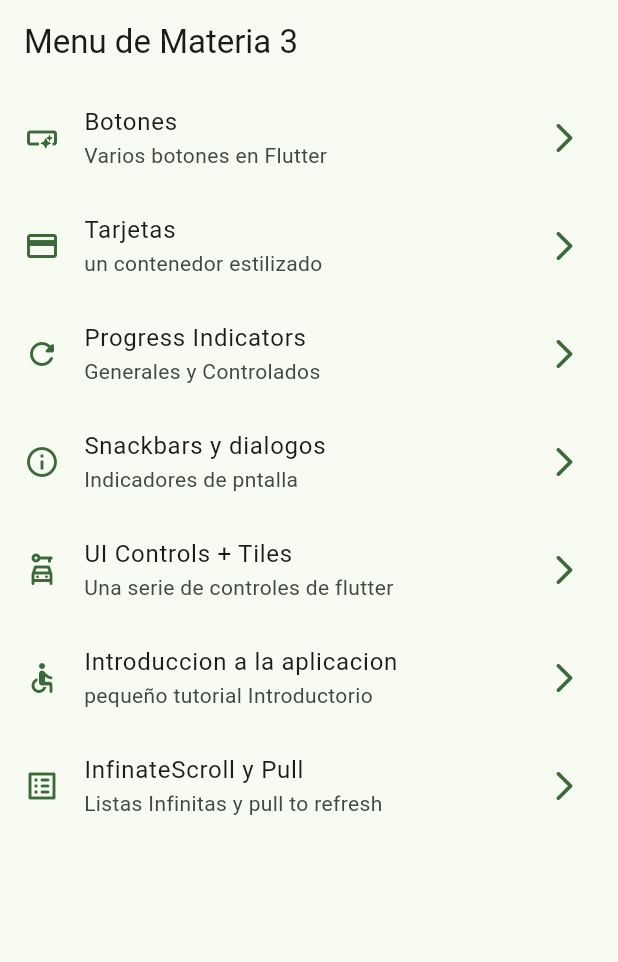
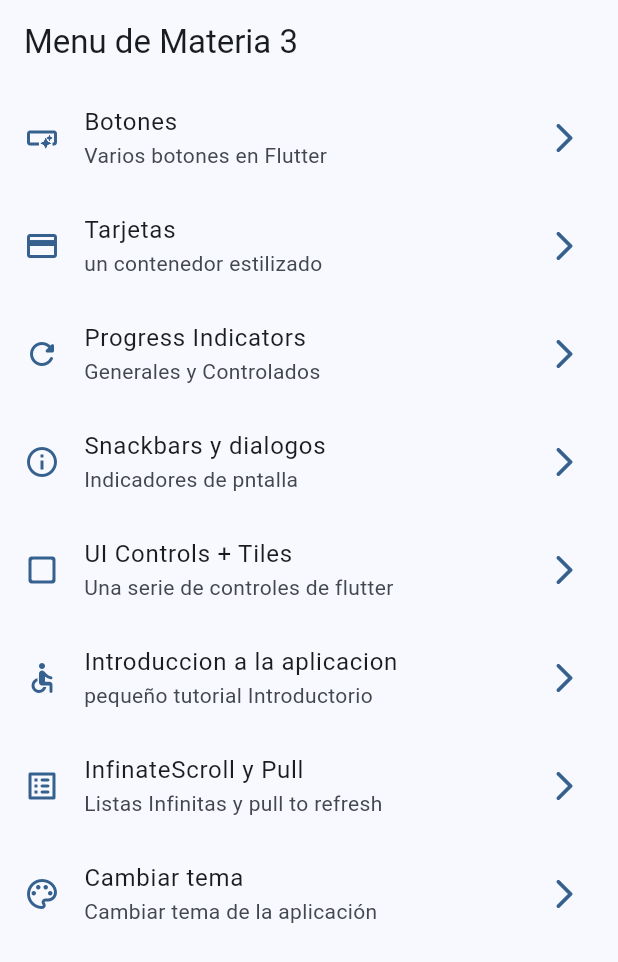
Before and after one commit to MAUMAU101/halloween, a Flutter app: the screen it shows after launch, on a phone screen of 412 x 824 dp. Shown: the top 962 px of the screen. Run offline on Flutter 3.47's test engine with Material 2 defaults, Android fonts, the phone set to English and light mode, and no system bars; our stand-ins replace animate_do, flutter_riverpod, go_router.

Commit message:
DarkModeAdded

```diff
--- a/lib/config/menu/menu_items.dart
+++ b/lib/config/menu/menu_items.dart
@@ -22,7 +22,6 @@
       icon: Icons.smart_button_outlined
       ),
 
-
   const MenuItem(
       title: 'Tarjetas',
       subTitle: 'un contenedor estilizado',
@@ -45,7 +44,7 @@
         title: 'UI Controls + Tiles',
         subTitle: 'Una serie de controles de flutter',
         link: '/ui-control',
-        icon: Icons.car_rental_outlined),
+        icon: Icons.check_box_outline_blank_rounded),
 
       const MenuItem(
         title: 'Introduccion a la aplicacion',
@@ -58,4 +57,16 @@
         subTitle: 'Listas Infinitas y pull to refresh',
         link: '/infinate',
         icon: Icons.list_alt_rounded),
+
+    //GoRoute(
+    //path: '/counter-river',
+    //name: CounterScreen.name,
+    //builder: (context, state) => const CounterScreen(),
+  //),
+
+        const MenuItem(
+          title: 'Cambiar tema',
+          subTitle: 'Cambiar tema de la aplicación',
+                link: '/theme-changer',
+      icon: Icons.color_lens_outlined),
 ];
--- a/lib/config/router/app_router.dart
+++ b/lib/config/router/app_router.dart
@@ -4,4 +4,5 @@
 
 final GoRouter appRouter = GoRouter(
   routes: routes,
-  debugLogDiagnostics: true,);
+  debugLogDiagnostics: true,
+  );
--- a/lib/theme/app_theme.dart
+++ b/lib/config/theme/app_theme.dart
@@ -16,16 +16,20 @@
 
 class AppTheme {
   final int selectedColor;
+  final bool isDarkMode;
 
-  AppTheme({this.selectedColor = 0})
-      : assert(selectedColor >= 0 && selectedColor < colorList.length ,
+AppTheme({
+    this.selectedColor = 0,
+    this.isDarkMode = false,
+  }) : assert(selectedColor >= 0 && selectedColor < colorList.length,
             'La selección de color no cumple con el rango de 0 asta ${colorList.length - 1}');
 
   ThemeData getTheme() => ThemeData(
     useMaterial3: true,
+    brightness: isDarkMode ? Brightness.dark : Brightness.light,
     colorSchemeSeed: colorList[selectedColor],
-    // [appBarTheme: const AppBarTheme(
-    //   centerTitle: true
-    // )
-  );
+    appBarTheme: const AppBarTheme( centerTitle: false));
+
+AppTheme copyWith({int? selectedColor, bool? isDarkMode}) => AppTheme(selectedColor: selectedColor ?? this.selectedColor,
+isDarkMode: isDarkMode?? this.isDarkMode);
 }
--- a/lib/main.dart
+++ b/lib/main.dart
@@ -1,21 +1,24 @@
 import 'package:flutter/material.dart';
-import 'package:triki_triki2/theme/app_theme.dart';
+import 'package:flutter_riverpod/flutter_riverpod.dart';
 import 'package:triki_triki2/config/router/app_router.dart';
+import 'package:triki_triki2/config/theme/app_theme.dart';
+import 'package:triki_triki2/presentation/providers/theme_provider.dart';
 
 void main() {
-  runApp(const MyApp());
+  runApp(const ProviderScope (child: MyApp()));
 }
 
-class MyApp extends StatelessWidget {
+class MyApp extends ConsumerWidget {
   const MyApp({super.key});
 
   @override
-  Widget build(BuildContext context) {
+Widget build(BuildContext context, WidgetRef ref) {
+    final AppTheme appTheme = ref.watch(themeNotifierProvider);
     return MaterialApp.router(
+      title: 'triki_triki2',
       debugShowCheckedModeBanner: false,
-      theme: AppTheme(selectedColor: 2).getTheme(),
-     // home: const HomeScreen()
-    routerConfig: appRouter,
+      theme: appTheme.getTheme(),
+      routerConfig: appRouter,
     );
   }
 }
--- a/lib/presentation/buttons/custom_button.dart
+++ b/lib/presentation/buttons/custom_button.dart
@@ -11,12 +11,12 @@
       child: Material(
         // color: Colors.blue,
         color: colors.primary,
-        child: InkWell(
-          onTap: () {},
+        child:  InkWell(
+      onTap: () {},
           child: const Padding(
             padding: EdgeInsets.symmetric(horizontal: 20, vertical: 10),
             child: Text(
-              'Hola mudo0000',
+              'Hola mudo',
               style: TextStyle(color: Colors.white),
             ),
           ),
--- /dev/null
+++ b/lib/presentation/providers/counter_provider.dart
@@ -0,0 +1,4 @@
+import 'package:flutter_riverpod/flutter_riverpod.dart';
+
+
+final counterProvider = StateProvider<int>((ref) => 5 );
--- a/lib/screens/buttons/buttons_screen.dart
+++ b/lib/screens/buttons/buttons_screen.dart
@@ -25,7 +25,7 @@
     return SizedBox(
         width: double.infinity,
         child: Padding(
-          padding: const EdgeInsets.symmetric(horizontal: 10, vertical: 20),
+          padding: const EdgeInsets.symmetric(horizontal: 10, vertical: 10),
           child: Wrap(
             spacing: 10,
             alignment: WrapAlignment.center,
--- a/pubspec.yaml
+++ b/pubspec.yaml
@@ -2,7 +2,7 @@
 description: A new Flutter project.
 # The following line prevents the package from being accidentally published to
 # pub.dev using `flutter pub publish`. This is preferred for private packages.
-publish_to: 'none' # Remove this line if you wish to publish to pub.dev
+publish_to: "none" # Remove this line if you wish to publish to pub.dev
 
 # The following defines the version and build number for your application.
 # A version number is three numbers separated by dots, like 1.2.43
@@ -19,7 +19,7 @@
 version: 1.0.0+1
 
 environment:
-  sdk: '>=3.1.3 <4.0.0'
+  sdk: ">=3.1.3 <4.0.0"
 
 # Dependencies specify other packages that your package needs in order to work.
 # To automatically upgrade your package dependencies to the latest versions
@@ -35,6 +35,7 @@
   # The following adds the Cupertino Icons font to your application.
   # Use with the CupertinoIcons class for iOS style icons.
   cupertino_icons: ^1.0.2
+  flutter_riverpod: ^2.4.6
   go_router: ^12.0.1
   animate_do: ^3.1.2
 
```
Also changed, not shown: lib/config/router/list_router.dart (+5 -6 lines), lib/presentation/appBars/app_bar_custom.dart (+3 -4 lines), lib/presentation/providers/theme_provider.dart (added, +26 -0 lines), lib/screens/counter/counter_screen.dart (added, +45 -0 lines), lib/screens/screens.dart (+8 -0 lines), lib/screens/theme_changer/theme_changer_s.dart (added, +67 -0 lines), lib/screens/ui_controls/ui_controls_screen.dart (+7 -7 lines), pubspec.lock.
